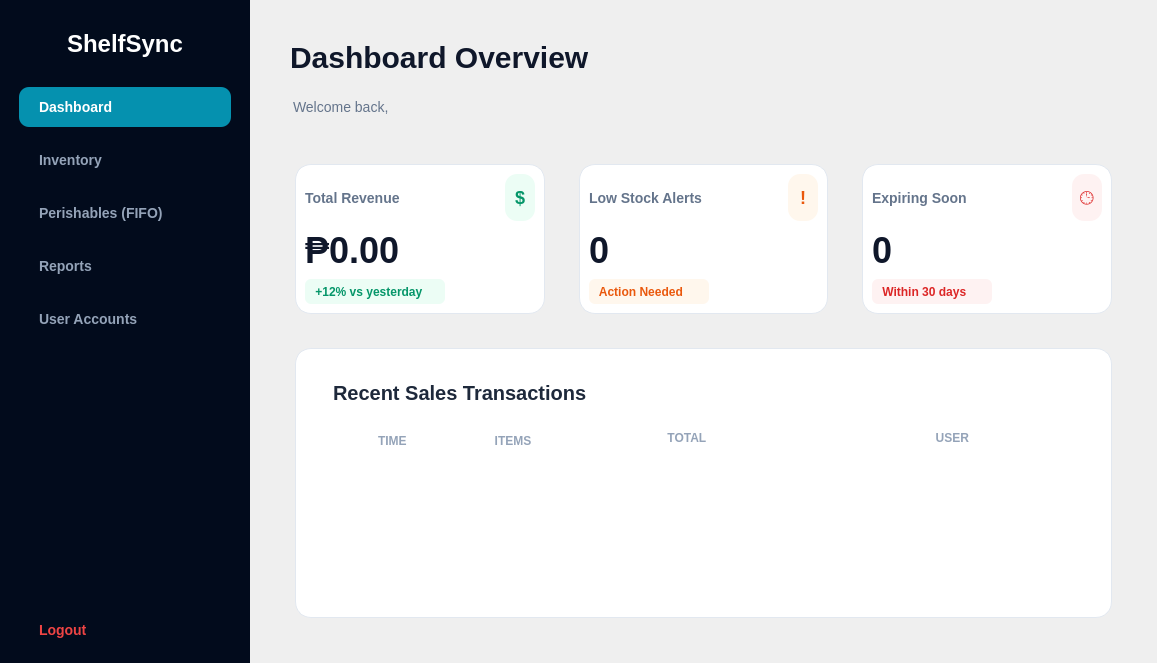
hiroluv/ShelfSync_POS, file views/dashboard_window.ui: the form before one commit.
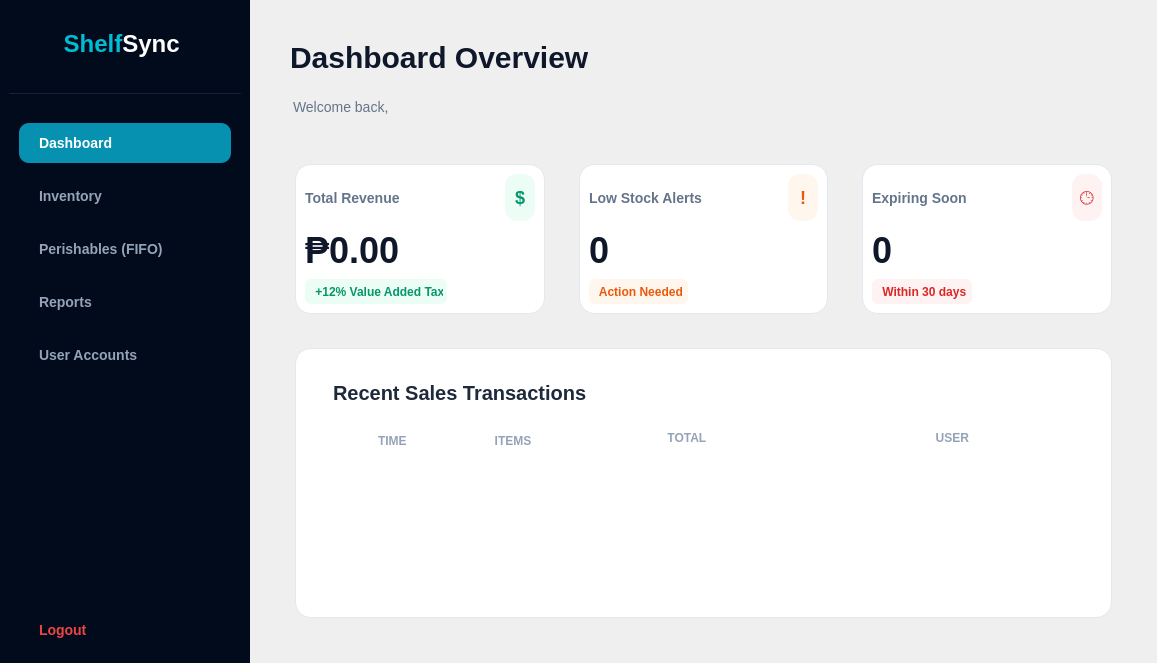
The form after the commit.

Commit message: 12-16-2025 Dashboard Timer Added Recent Sale Fixation

Patch:
```diff
--- a/views/dashboard_window.ui
+++ b/views/dashboard_window.ui
@@ -77,13 +77,68 @@
           <string notr="true">font-size: 24px; font-weight: 800; margin-bottom: 20px;</string>
          </property>
          <property name="text">
-          <string>ShelfSync</string>
+          <string>&lt;span style=&quot;color: #00BCD4;&quot;&gt;Shelf&lt;/span&gt;&lt;span style=&quot;color: #FFFFFF;&quot;&gt;Sync&lt;/span&gt;
+</string>
          </property>
          <property name="alignment">
           <set>Qt::AlignmentFlag::AlignCenter</set>
          </property>
         </widget>
        </item>
+       <item>
+        <spacer name="verticalSpacer_2">
+         <property name="orientation">
+          <enum>Qt::Orientation::Vertical</enum>
+         </property>
+         <property name="sizeType">
+          <enum>QSizePolicy::Policy::Fixed</enum>
+         </property>
+         <property name="sizeHint" stdset="0">
+          <size>
+           <width>20</width>
+           <height>10</height>
+          </size>
+         </property>
+        </spacer>
+       </item>
+       <item>
+        <widget class="Line" name="line">
+         <property name="minimumSize">
+          <size>
+           <width>100</width>
+           <height>0</height>
+          </size>
+         </property>
+         <property name="maximumSize">
+          <size>
+           <width>800</width>
+           <height>1</height>
+          </size>
+         </property>
+         <property name="styleSheet">
+          <string notr="true">background: #141E32;</string>
+         </property>
+         <property name="orientation">
+          <enum>Qt::Orientation::Horizontal</enum>
+         </property>
+        </widget>
+       </item>
+       <item>
+        <spacer name="verticalSpacer_3">
+         <property name="orientation">
+          <enum>Qt::Orientation::Vertical</enum>
+         </property>
+         <property name="sizeType">
+          <enum>QSizePolicy::Policy::Fixed</enum>
+         </property>
+         <property name="sizeHint" stdset="0">
+          <size>
+           <width>20</width>
+           <height>20</height>
+          </size>
+         </property>
+        </spacer>
+       </item>
        <item>
         <widget class="QPushButton" name="btn_nav_dashboard">
          <property name="text">
@@ -315,7 +370,7 @@
               <widget class="QLabel" name="lbl_badge_1">
                <property name="maximumSize">
                 <size>
-                 <width>140</width>
+                 <width>142</width>
                  <height>25</height>
                 </size>
                </property>
@@ -323,7 +378,7 @@
                 <string>background-color: #ECFDF5; color: #059669; border-radius: 6px; padding: 4px; font-weight: 600; font-size: 12px;</string>
                </property>
                <property name="text">
-                <string> +12% vs yesterday </string>
+                <string> +12% Value Added Tax</string>
                </property>
               </widget>
              </item>
@@ -411,7 +466,7 @@
               <widget class="QLabel" name="lbl_badge_2">
                <property name="maximumSize">
                 <size>
-                 <width>120</width>
+                 <width>99</width>
                  <height>25</height>
                 </size>
                </property>
@@ -513,7 +568,7 @@
               <widget class="QLabel" name="lbl_badge_3">
                <property name="maximumSize">
                 <size>
-                 <width>120</width>
+                 <width>100</width>
                  <height>25</height>
                 </size>
                </property>
```
The commit also changes 8 other files.
